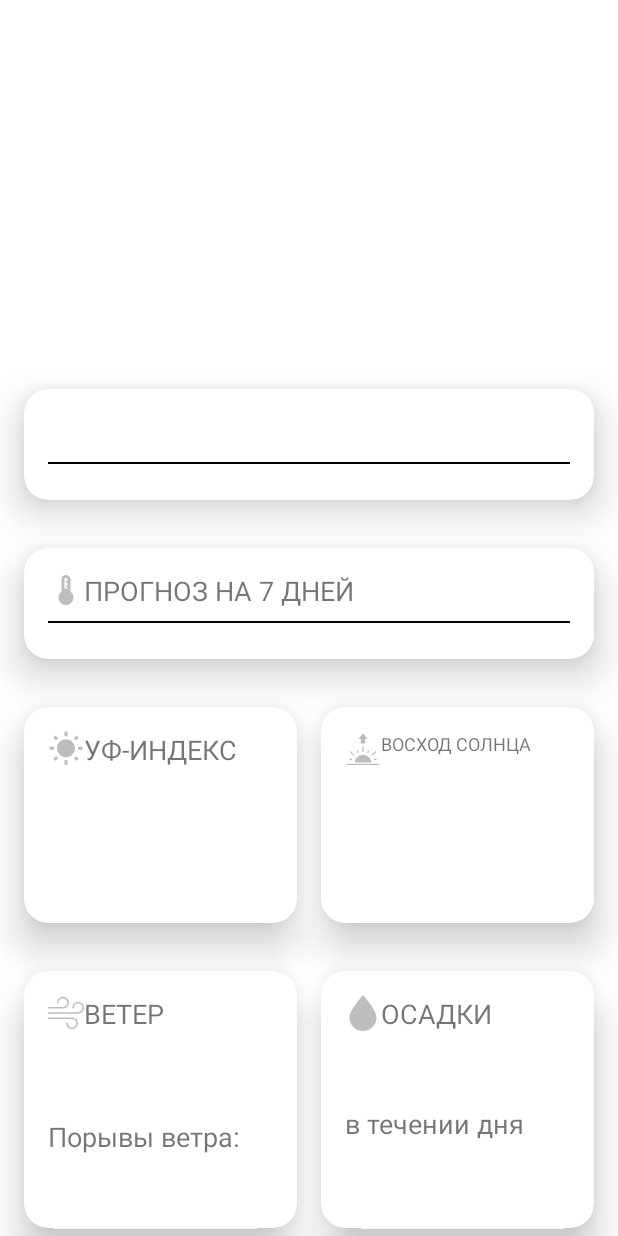
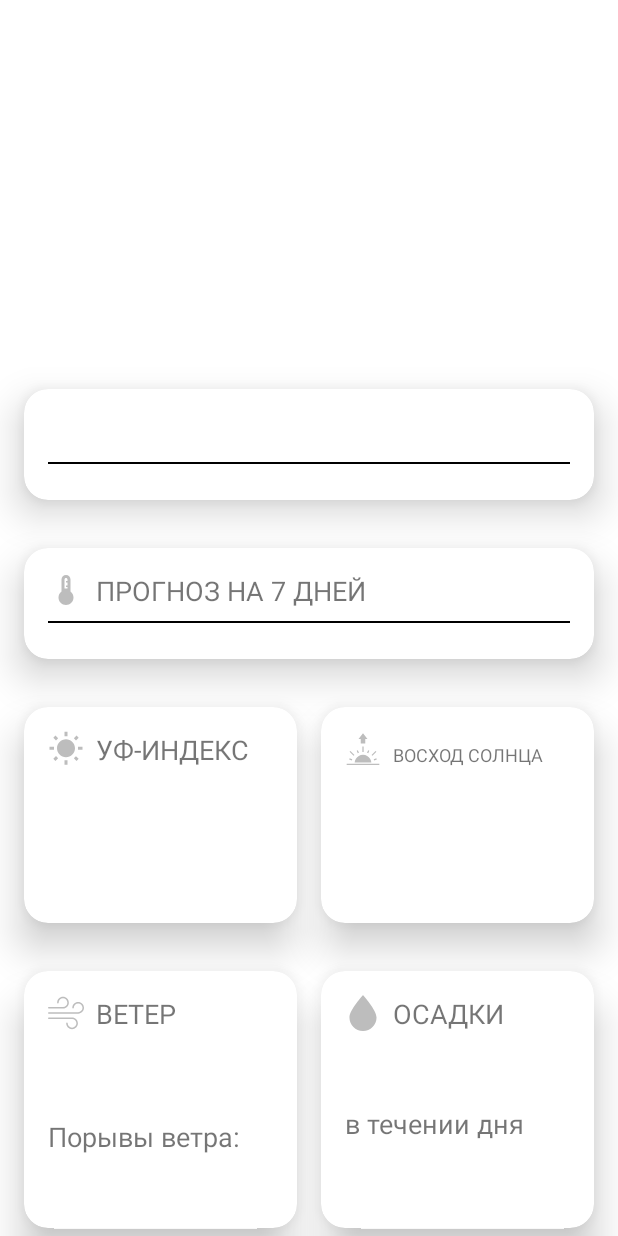
Before and after one commit to defendend/Weather, an Android app: the screen it shows after launch (MainActivity), on a phone screen of 412 x 824 dp. Run offline under Robolectric (Android 15) with nearby library versions, the phone set to English and light mode, and no system bars; our stand-ins replace Dagger/Hilt's generated code; libraries missing offline, so code that uses them is left out: by.kirich1409.viewbindingdelegate, com.jakewharton.retrofit2; 15 statements that could not run were skipped.

Commit message:
visual bug fixed

```diff
--- a/app/src/main/res/layout/fragment_weather.xml
+++ b/app/src/main/res/layout/fragment_weather.xml
@@ -160,6 +160,7 @@
                         android:text="@string/seven_days_weather_text"
                         android:textAllCaps="true"
                         android:textSize="@dimen/card_view_title_text_size_normal"
+                        android:drawablePadding="@dimen/small_space"
                         app:drawableStartCompat="@drawable/ic_thermostat"/>
                 </LinearLayout>
 
@@ -210,6 +211,7 @@
                         android:text="@string/uvi_text_title"
                         android:textAllCaps="true"
                         android:textSize="@dimen/card_view_title_text_size_normal"
+                        android:drawablePadding="@dimen/small_space"
                         app:drawableStartCompat="@drawable/ic_sun"/>
                 </LinearLayout>
 
@@ -264,6 +266,8 @@
                         android:text="@string/sunrise_text_title"
                         android:textAllCaps="true"
                         android:textSize="@dimen/sunrise_title_size"
+                        android:gravity="bottom"
+                        android:drawablePadding="@dimen/small_space"
                         app:drawableStartCompat="@drawable/ic_sunrise"/>
                 </LinearLayout>
 
@@ -314,6 +318,7 @@
                         android:text="@string/wind_text_title"
                         android:textAllCaps="true"
                         android:textSize="@dimen/card_view_title_text_size_normal"
+                        android:drawablePadding="@dimen/small_space"
                         app:drawableStartCompat="@drawable/ic_wind"/>
                 </LinearLayout>
 
@@ -377,6 +382,7 @@
                         android:text="@string/precipitation_text_title"
                         android:textAllCaps="true"
                         android:textSize="@dimen/precipitation_title_size"
+                        android:drawablePadding="@dimen/small_space"
                         app:drawableStartCompat="@drawable/ic_precipitation"/>
                 </LinearLayout>
 
@@ -433,6 +439,7 @@
                         android:text="@string/feels_like_title"
                         android:textAllCaps="true"
                         android:textSize="@dimen/feels_like_title_size"
+                        android:drawablePadding="@dimen/small_space"
                         app:drawableStartCompat="@drawable/ic_thermostat"/>
                 </LinearLayout>
 
@@ -482,6 +489,7 @@
                         android:text="@string/pressure_title"
                         android:textAllCaps="true"
                         android:textSize="@dimen/card_view_title_text_size_normal"
+                        android:drawablePadding="@dimen/small_space"
                         app:drawableStartCompat="@drawable/ic_pressure"/>
                 </LinearLayout>
 
@@ -525,6 +533,7 @@
                         android:text="@string/humidity_title"
                         android:textAllCaps="true"
                         android:textSize="@dimen/card_view_title_text_size_normal"
+                        android:drawablePadding="@dimen/small_space"
                         app:drawableStartCompat="@drawable/ic_humidity"/>
                 </LinearLayout>
 
@@ -577,6 +586,7 @@
                         android:text="@string/visibility_title"
                         android:textAllCaps="true"
                         android:textSize="@dimen/card_view_title_text_size_normal"
+                        android:drawablePadding="@dimen/small_space"
                         app:drawableStartCompat="@drawable/ic_visibility"/>
                 </LinearLayout>
 
```
